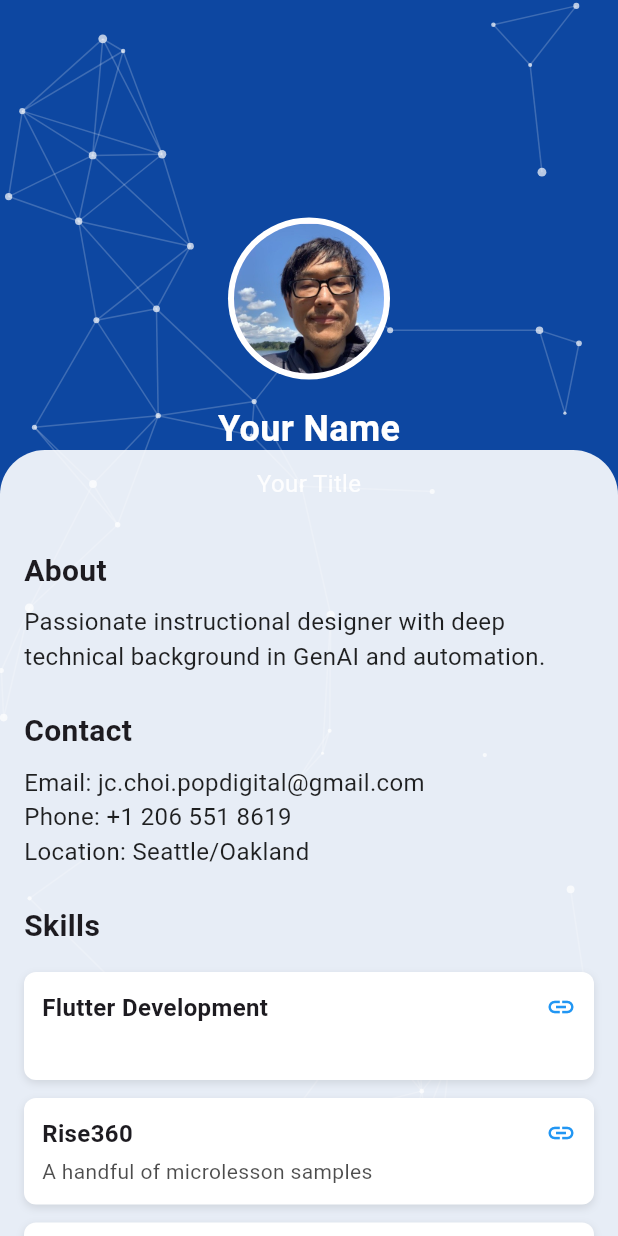
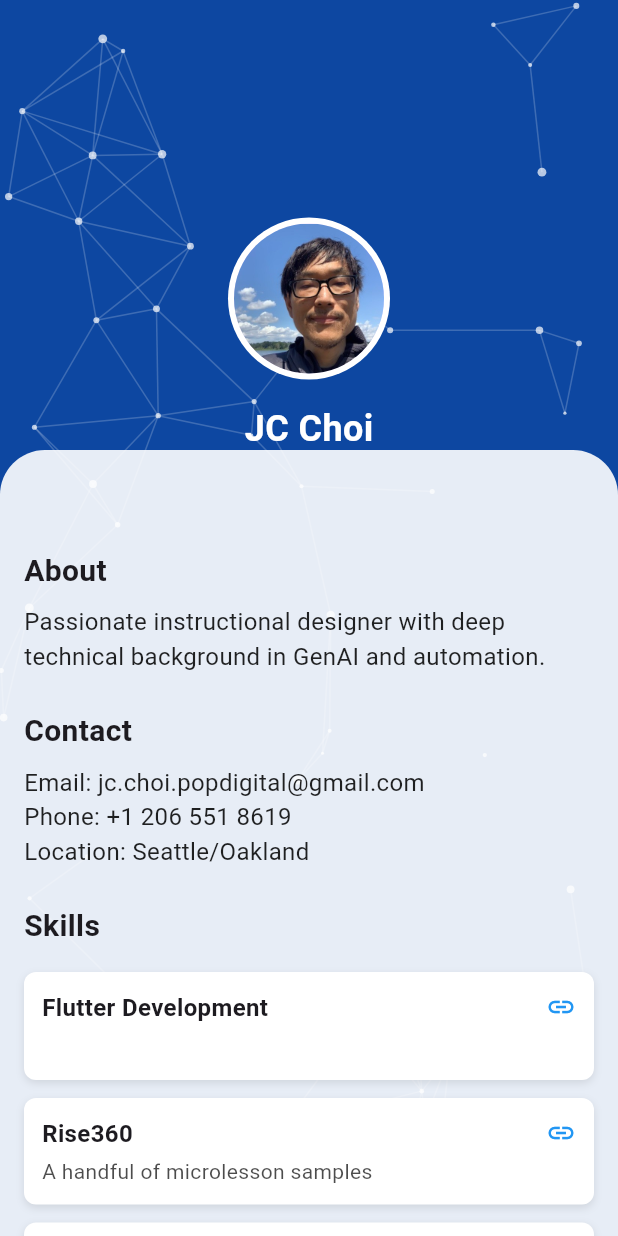
Before and after one commit to jcpopdigital/pop_hero, a Flutter app: the screen it shows after launch, on a phone screen of 412 x 824 dp. Run offline on Flutter 3.47's test engine with Material 3 defaults, Android fonts, the phone set to English and light mode, and no system bars.

Commit message:
deploy actions

```diff
--- a/lib/hero_profile.dart
+++ b/lib/hero_profile.dart
@@ -236,7 +236,7 @@ class HeroProfile extends StatelessWidget {
                           child: Column(
                             children: [
                               const Text(
-                                'Your Name',
+                                'JC Choi',
                                 style: TextStyle(
                                   fontSize: 24,
                                   fontWeight: FontWeight.bold,
@@ -245,7 +245,7 @@ class HeroProfile extends StatelessWidget {
                               ),
                               const SizedBox(height: 8),
                               Text(
-                                'Your Title',
+                                ' ',
                                 style: TextStyle(
                                   fontSize: 16,
                                   color: Colors.white.withOpacity(0.9),
--- a/pubspec.yaml
+++ b/pubspec.yaml
@@ -40,7 +40,6 @@ dependencies:
 dev_dependencies:
   flutter_test:
     sdk: flutter
-  flutter_lints: ^2.0.0
 
   # The "flutter_lints" package below contains a set of recommended lints to
   # encourage good coding practices. The lint set provided by the package is
```
Also changed, not shown: 1 other file.
